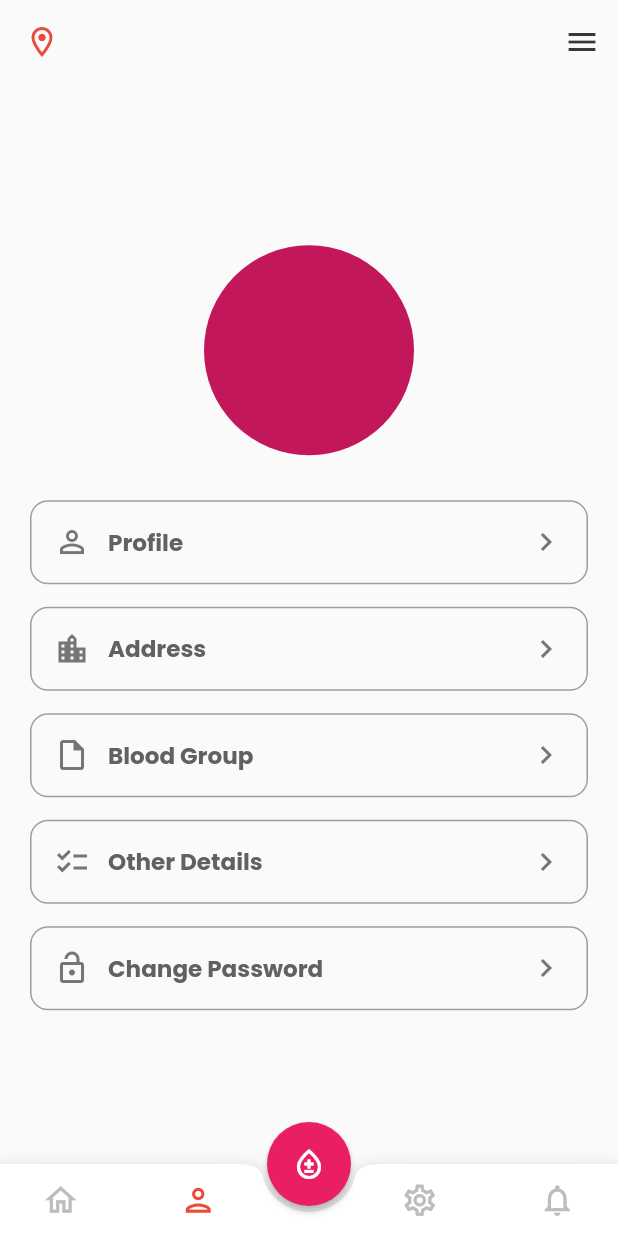
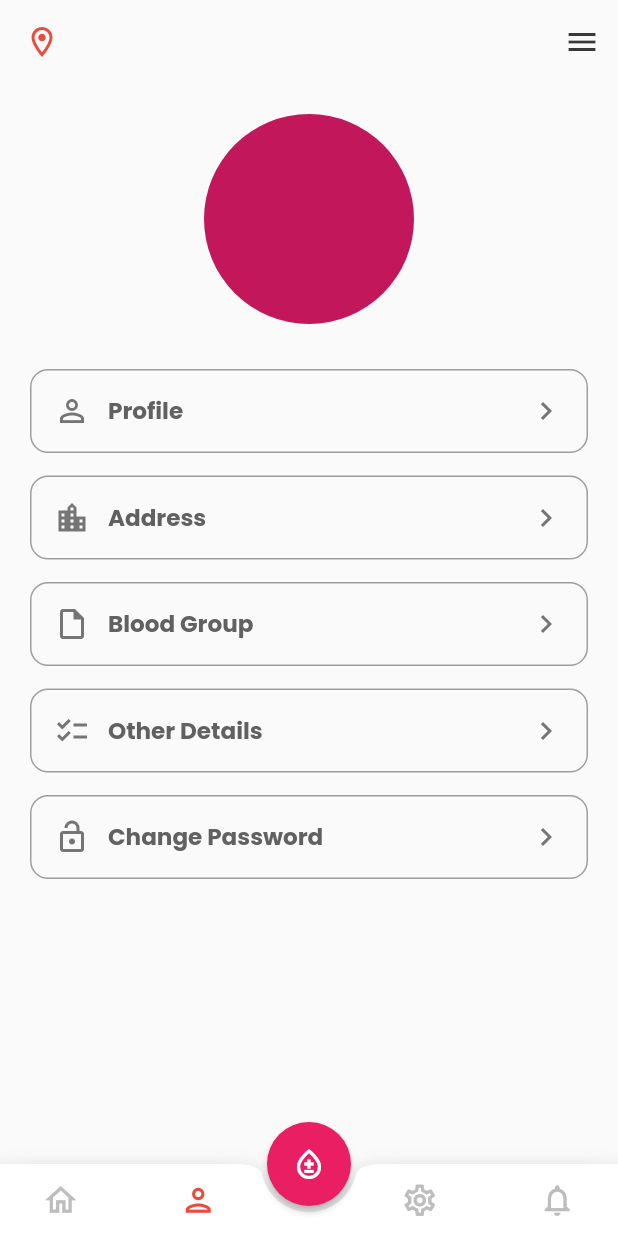
Before and after one commit to nagendrainvweb/connectingLife, a Flutter app: the DashboardPage screen opened by its route, swiped to page 2, on a phone screen of 412 x 824 dp. Run offline on Flutter 3.47's test engine with Material 2 defaults, Android fonts, the phone set to English and light mode, and no system bars; our stand-ins replace get_it, google_fonts, introduction_screen, stacked, stacked_services; accounts and stored records are empty.

Commit message:
profile_issue_solved

```diff
--- a/clife/lib/screens/dashboard/dashboard_page.dart
+++ b/clife/lib/screens/dashboard/dashboard_page.dart
@@ -53,7 +53,7 @@ class _DashboardPageState extends State<DashboardPage> {
             _myPage.jumpToPage(2);
           });
         },
-        tooltip: 'Increment',
+        tooltip: 'Post',
         child: InkWell(
           onTap: () {
             Utility.pushToNext(context, PostPage());
@@ -97,7 +97,7 @@ class _DashboardPageState extends State<DashboardPage> {
                     : AppColors.greyColor,
               ),
               onPressed: () {
-                Utility.pushToNext(context, ProfileWidget());
+               // Utility.pushToNext(context, ProfileWidget());
                 setState(() {
                   _myPage.jumpToPage(1);
                 });
@@ -149,10 +149,8 @@ class _DashboardPageState extends State<DashboardPage> {
               child: HomeWidgetPage(),
             ),
           ),
-          Center(
-            child: Container(
-              child: ProfileWidget(),
-            ),
+          Container(
+            child: ProfileWidget(),
           ),
           Center(
             child: Container(
--- a/clife/lib/screens/dashboard/home_widget.dart
+++ b/clife/lib/screens/dashboard/home_widget.dart
@@ -18,7 +18,38 @@ class HomeWidgetPage extends StatelessWidget {
             mainAxisAlignment: MainAxisAlignment.center,
             children: [
               Text(
-                "GIVE THE GIFT OF LIFE",
+                "GIVE THE GIFT OF LIFE",      // child: GestureDetector(
+      //   onTap: onClick,
+      //   child: Container(
+      //     decoration: BoxDecoration(
+      //         borderRadius: BorderRadius.circular(12),
+      //         border: Border.all(color: AppColors.grey500, width: 1)),
+      //     padding: const EdgeInsets.symmetric(horizontal: 15, vertical: 15),
+      //     child: Row(
+      //       children: [
+      //         Icon(
+      //           iconData,
+      //           color: AppColors.grey600,
+      //         ),
+      //         SizedBox(
+      //           width: 12,
+      //         ),
+      //         Expanded(
+      //             child: Text(
+
+      //           text,
+      //           textScaleFactor: 1.1,
+      //           style: TextStyle(
+      //               color: AppColors.grey700, fontWeight: FontWeight.bold),
+      //         )),
+      //         Icon(
+      //           Icons.chevron_right_outlined,
+      //           color: AppColors.grey600,
+      //         )
+      //       ],
+      //     ),
+      //   ),
+      // ),
                 style: TextStyle(
                   fontWeight: FontWeight.bold,
                 ),
--- a/clife/lib/screens/dashboard/profile_widget.dart
+++ b/clife/lib/screens/dashboard/profile_widget.dart
@@ -2,7 +2,7 @@ import 'package:clife/util/app_color.dart';
 import 'package:flutter/material.dart';
 
 class ProfileWidget extends StatelessWidget {
-
+  const ProfileWidget({Key key}) : super(key: key);
 
   @override
   Widget build(BuildContext context) {
@@ -97,8 +97,7 @@ class ProfileTile extends StatelessWidget {
 
   @override
   Widget build(BuildContext context) {
-    return Container(
-      child: InkWell(
+    return InkWell(
       onTap: onClick,
       child: Container(
         decoration: BoxDecoration(
@@ -116,6 +115,7 @@ class ProfileTile extends StatelessWidget {
             ),
             Expanded(
                 child: Text(
+
               text,
               textScaleFactor: 1.1,
               style: TextStyle(
@@ -128,7 +128,6 @@ class ProfileTile extends StatelessWidget {
           ],
         ),
       ),
-      ),
     );
   }
 }
```
Lines whose indentation alone changed are shown as unchanged.
